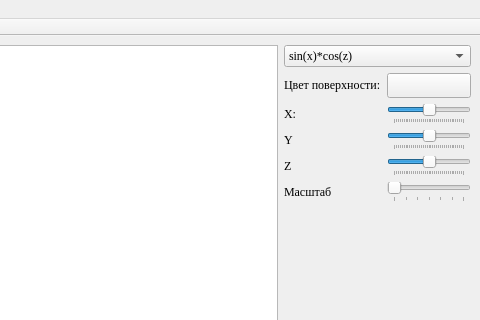
First picture: the form in 10_lab/main.ui, repository needsomesleeptd/Compgraph, before the edit; both pictures show x 720 to 1200 and y 0 to 320 of the 1200 by 1000 pixel window.
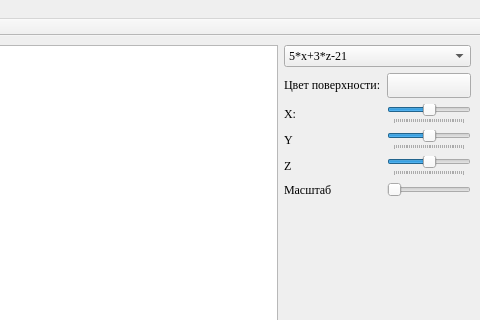
Second picture: the form after the edit. Custom widgets are drawn as their Qt base class.

The edit to the form file:
```diff
--- a/10_lab/main.ui
+++ b/10_lab/main.ui
@@ -59,12 +59,7 @@
           </property>
           <item>
            <property name="text">
-            <string>sin(x)*cos(z)</string>
-           </property>
-          </item>
-          <item>
-           <property name="text">
-            <string>sin(x *z)</string>
+            <string>5*x+3*z-21</string>
            </property>
           </item>
           <item>
@@ -236,13 +231,13 @@
              <number>40</number>
             </property>
             <property name="maximum">
-             <number>100</number>
+             <number>1000</number>
             </property>
             <property name="orientation">
              <enum>Qt::Horizontal</enum>
             </property>
             <property name="tickPosition">
-             <enum>QSlider::TicksBelow</enum>
+             <enum>QSlider::NoTicks</enum>
             </property>
             <property name="tickInterval">
              <number>0</number>
```
Left out of the diff: 22 changed lines with no effect on the pictures.
